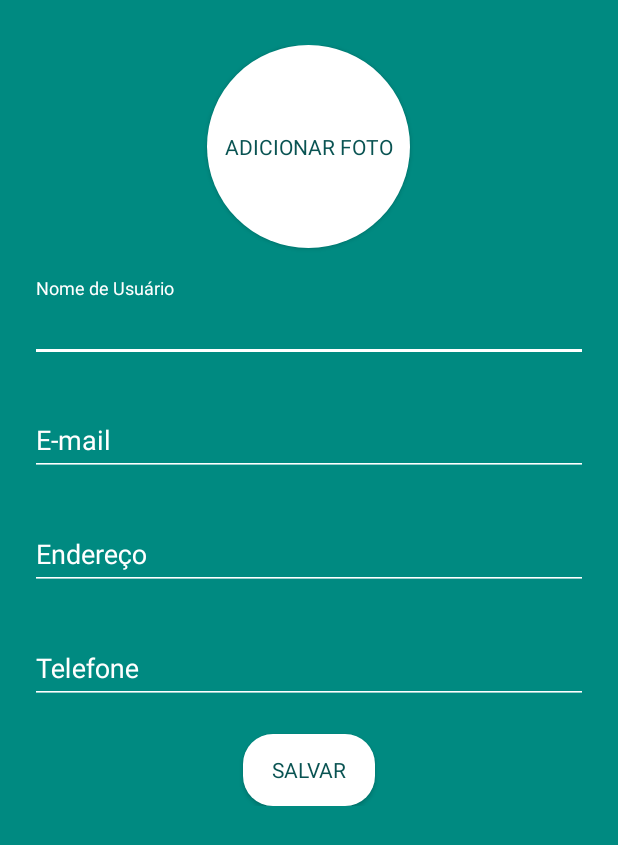
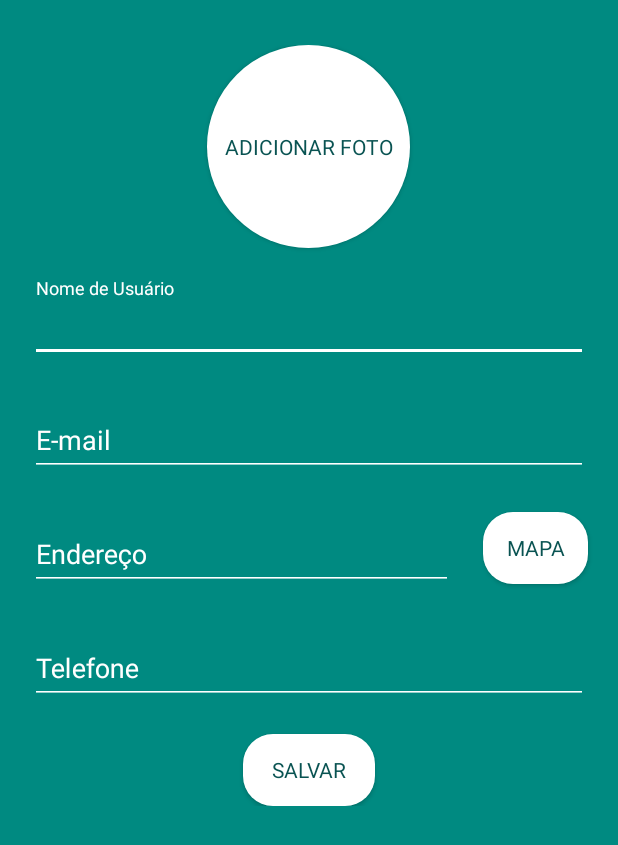
Before and after one commit to renatasarmet/Beats, an Android app: the layout addcontact.xml on its own in the app's theme, with its tools: preview values and no code run, on a phone screen of 412 x 824 dp. Shown: the top 845 px of the screen. Run offline under Robolectric (Android 15) with nearby library versions, the light colour scheme and no system bars.

Commit message:
Colocando no padrao MVP e outras alteracoes

```diff
--- a/app/src/main/AndroidManifest.xml
+++ b/app/src/main/AndroidManifest.xml
@@ -9,18 +9,18 @@
         android:roundIcon="@mipmap/ic_launcher_round"
         android:supportsRtl="true"
         android:theme="@style/AppThemeNoActionBar">
-        <activity android:name=".MainActivity">
+        <activity android:name=".Login_Scene.LoginActivity">
             <intent-filter>
                 <action android:name="android.intent.action.MAIN" />
                 <category android:name="android.intent.category.LAUNCHER" />
             </intent-filter>
         </activity>
-        <activity android:name=".AdicionarContato">
+        <activity android:name=".AdicionarContato_Scene.AdicionarContatoActivity">
             <intent-filter>
                 <action android:name="android.intent.action.INSERT" />
             </intent-filter>
         </activity>
-        <activity android:name=".ContatoActivity">
+        <activity android:name=".Contatos_Scene.ContatosActivity">
             <intent-filter>
                 <action android:name="android.intent.action.SEARCH" />
             </intent-filter>
--- /dev/null
+++ b/app/src/main/java/com/example/android/beats/Contatos_Scene/ContatosView.java
@@ -0,0 +1,6 @@
+package com.example.android.beats.Contatos_Scene;
+
+
+public interface ContatosView {
+    void addContato();
+}
--- a/app/src/main/res/layout/addcontact.xml
+++ b/app/src/main/res/layout/addcontact.xml
@@ -70,15 +70,22 @@
 
         </android.support.design.widget.TextInputLayout>
 
+        <LinearLayout
+            android:layout_width="match_parent"
+            android:layout_height="match_parent"
+            android:orientation="horizontal"
+            android:weightSum="6"
+            android:layout_marginTop="20dp">
+
             <android.support.design.widget.TextInputLayout
                 android:id="@+id/text_input_add_endereco"
                 android:layout_width="match_parent"
                 android:layout_height="wrap_content"
-            android:layout_marginTop="20dp"
                 android:layout_marginLeft="20dp"
                 android:layout_marginRight="20dp"
                 android:textColorHint="@color/white"
-            android:layout_gravity="center">
+                android:layout_gravity="left"
+                android:layout_weight="5">
 
                 <android.support.design.widget.TextInputEditText
                     android:id="@+id/editTextAddEndereco"
@@ -94,6 +101,21 @@
 
             </android.support.design.widget.TextInputLayout>
 
+            <Button
+                android:id="@+id/buttonMapa"
+                android:layout_width="wrap_content"
+                android:layout_height="wrap_content"
+                android:paddingLeft="10dp"
+                android:paddingRight="10dp"
+                android:fontFamily="sans-serif-bold"
+                android:layout_gravity="center"
+                android:text="@string/map"
+                android:textColor="@color/colorPrimaryDark"
+                android:background="@drawable/roundedbutton"
+                android:layout_weight="1"
+                android:layout_marginRight="20dp"/>
+
+        </LinearLayout>
         <android.support.design.widget.TextInputLayout
             android:id="@+id/text_input_add_telefone"
             android:layout_width="match_parent"
@@ -120,7 +142,7 @@
 
 
         <Button
-            android:id="@+id/buttonCadastrar"
+            android:id="@+id/buttonSalvar"
             android:layout_width="wrap_content"
             android:layout_height="wrap_content"
             android:layout_marginTop="20dp"
@@ -128,7 +150,7 @@
             android:paddingRight="10dp"
             android:fontFamily="sans-serif-bold"
             android:layout_gravity="center"
-            android:text="Salvar"
+            android:text="@string/save"
             android:textColor="@color/colorPrimaryDark"
             android:background="@drawable/roundedbutton"/>
 
--- a/app/src/main/res/values/strings.xml
+++ b/app/src/main/res/values/strings.xml
@@ -8,4 +8,7 @@
     <string name="email">E-mail</string>
     <string name="add_picture">Adicionar foto</string>
     <string name="save">Salvar</string>
+    <string name="invalidUsername">Usuário inválido</string>
+    <string name="invalidPassword">Senha inválida</string>
+    <string name="map">Mapa</string>
 </resources>
```
Also changed, not shown: app/src/main/java/com/example/android/beats/AdicionarContato.java (deleted, +0 -35 lines), app/src/main/java/com/example/android/beats/AdicionarContato_Scene/AdicionarContatoActivity.java (added, +76 -0 lines), app/src/main/java/com/example/android/beats/AdicionarContato_Scene/AdicionarContatoPresenter.java (added, +22 -0 lines), app/src/main/java/com/example/android/beats/AdicionarContato_Scene/AdicionarContatoView.java (added, +8 -0 lines), app/src/main/java/com/example/android/beats/ContatoActivity.java (deleted, +0 -25 lines), app/src/main/java/com/example/android/beats/Contatos_Scene/ContatosActivity.java (added, +35 -0 lines), app/src/main/java/com/example/android/beats/Contatos_Scene/ContatosPresenter.java (added, +15 -0 lines), app/src/main/java/com/example/android/beats/Login_Scene/LoginActivity.java (added, +69 -0 lines), app/src/main/java/com/example/android/beats/Login_Scene/LoginPresenter.java (added, +23 -0 lines), app/src/main/java/com/example/android/beats/Login_Scene/LoginView.java (added, +9 -0 lines), app/src/main/java/com/example/android/beats/MainActivity.java (deleted, +0 -33 lines), 8 other files. Lines whose indentation alone changed are shown as unchanged.
